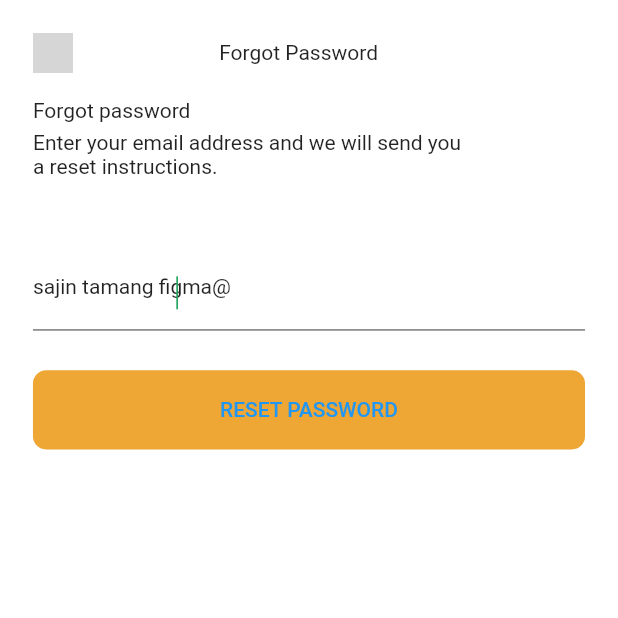
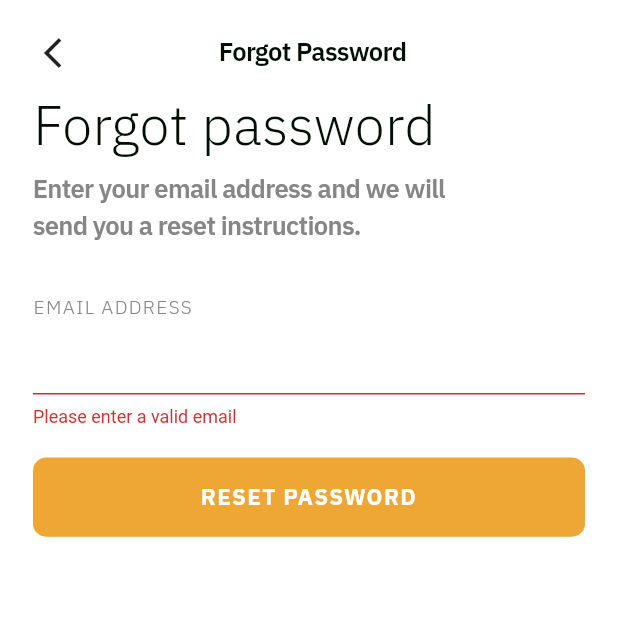
Before and after one commit to IslamWahied/food_order_app, a Flutter app: the ForgotPasswordScreen screen opened directly, after a tap on "RESET PASSWORD", on a phone screen of 412 x 824 dp, the top half of it. Run offline on Flutter 3.47's test engine with Material 2 defaults, Android fonts, the light colour scheme and no system bars; our stand-ins replace assets_audio_player, backdrop, badges, bloc, cloud_firestore, dartz and 23 more; missing offline and left inert: list_tile_switch; accounts and stored records are empty; grey boxes are pictures that could not be loaded.

Commit message:
comit 10

```diff
--- a/lib/core/services/services_locator.dart
+++ b/lib/core/services/services_locator.dart
@@ -25,7 +25,5 @@ class ServicesLocator {
     //
     // // Bloc
     // sl.registerFactory(() => ChatCubit(sl(),sl()));
-
-
   }
 }
--- a/lib/features/login/sign-in/presentation/screens/forgot-password.dart
+++ b/lib/features/login/sign-in/presentation/screens/forgot-password.dart
@@ -1,4 +1,7 @@
+import 'package:email_validator/email_validator.dart';
 import 'package:flutter/material.dart';
+import 'package:food_order_app/core/network/auth/user_auth.dart';
+import 'package:food_order_app/features/login/sign-in/presentation/screens/reset-email.dart';
 
 
 class ForgotPasswordScreen extends StatelessWidget {
@@ -6,10 +9,14 @@ class ForgotPasswordScreen extends StatelessWidget {
 
   @override
   Widget build(BuildContext context) {
+    TextEditingController restPasswordControl = TextEditingController();
+    final formKey = GlobalKey<FormState>();
     double baseWidth = 375;
     double fem = MediaQuery.of(context).size.width / baseWidth;
     double ffem = fem * 0.97;
     return SafeArea(
+      child: Form(
+        key: formKey,
         child: Scaffold(
           body: Container(
 
@@ -32,20 +39,26 @@ class ForgotPasswordScreen extends StatelessWidget {
                         margin: EdgeInsets.fromLTRB(20*fem, 20*fem, 89*fem, 0*fem),
                         width: 24*fem,
                         height: 24*fem,
-                      child: Image.asset(
-                        'assets/interface/images/icon-24-back-9dH.png',
-                        width: 24*fem,
-                        height: 24*fem,
-                      ),
+                        child:  const Icon(Icons.arrow_back_ios_new_outlined),
                       ),
                     ),
                     Center(
-                    // forgotpasswordGa3 (I5:438;4:1007)
+
                       child: Container(
                         margin: EdgeInsets.fromLTRB(0*fem, 20*fem, 0*fem, 0.5*fem),
                         child: Text(
                           'Forgot Password',
                           textAlign: TextAlign.center,
+                            style :  Theme.of(context)
+                                .textTheme
+                                .headline1
+                                ?.copyWith(
+                                fontSize: 16 * ffem,
+                                fontWeight: FontWeight.w600,
+                                  height: 1.5*ffem/fem,
+
+                                letterSpacing: -0.400000006*fem,
+                              color: const Color(0xff010f07)),
                           // style: SafeGoogleFont (
                           //   'Yu Gothic UI',
                           //   fontSize: 16*ffem,
@@ -67,16 +80,26 @@ class ForgotPasswordScreen extends StatelessWidget {
                     crossAxisAlignment: CrossAxisAlignment.center,
                     children: [
                       Container(
-                      // textgdm (5:439)
+
                         margin: EdgeInsets.fromLTRB(0*fem, 0*fem, 72*fem, 27.5*fem),
                         child: Column(
                           crossAxisAlignment: CrossAxisAlignment.start,
                           children: [
                             Container(
-                            // forgotpassword1R9 (5:440)
+
                               margin: EdgeInsets.fromLTRB(0*fem, 0*fem, 0*fem, 5*fem),
                               child: Text(
                                 'Forgot password',
+                                style :  Theme.of(context)
+                                    .textTheme
+                                    .headline1
+                                    ?.copyWith(
+                                    fontSize: 34*ffem,
+                                    fontWeight: FontWeight.w300,
+                                    height: 1.2352941176*ffem/fem,
+
+                                    letterSpacing: 0.2199999988*fem,
+                                    color: const Color(0xff010f07)),
                                 // style: SafeGoogleFont (
                                 //   'Yu Gothic UI',
                                 //   fontSize: 34*ffem,
@@ -88,12 +111,22 @@ class ForgotPasswordScreen extends StatelessWidget {
                               ),
                             ),
                             Container(
-                            // enteryouremailaddressandwewill (5:441)
+
                               constraints: BoxConstraints (
                                 maxWidth: 263*fem,
                               ),
                               child: Text(
                                 'Enter your email address and we will send you a reset instructions.',
+                                style :  Theme.of(context)
+                                    .textTheme
+                                    .headline1
+                                    ?.copyWith(
+                                    fontSize: 16 * ffem,
+                                    fontWeight: FontWeight.w600,
+                                    height: 1.5*ffem/fem,
+
+                                    letterSpacing: -0.400000006*fem,
+                                    color: const Color(0xff868686)),
                                 // style: SafeGoogleFont (
                                 //   'Yu Gothic UI',
                                 //   fontSize: 16*ffem,
@@ -107,41 +140,20 @@ class ForgotPasswordScreen extends StatelessWidget {
                           ],
                         ),
                       ),
-                    Container(
-                      // form2activePAo (5:443)
-                      margin: EdgeInsets.fromLTRB(0*fem, 0*fem, 0*fem, 24*fem),
-                      padding: EdgeInsets.fromLTRB(0*fem, 1*fem, 0*fem, 0*fem),
-                      width: double.infinity,
-                      height: 65*fem,
-                      decoration: BoxDecoration (
-                        color: Color(0xffffffff),
-                      ),
-                      child: Container(
-                        // form2activeVDq (I5:443;4:1297)
-                        width: double.infinity,
-                        height: double.infinity,
-                        child: Column(
+                      Column(
                         crossAxisAlignment: CrossAxisAlignment.start,
                         children: [
-                            Container(
-                              // autogroup5ncwESK (3tZrYE9wvgnZ34ENw45ncw)
-                              margin: EdgeInsets.fromLTRB(0*fem, 0*fem, 0*fem, 6*fem),
-                              padding: EdgeInsets.fromLTRB(0*fem, 1*fem, 0*fem, 1*fem),
-                              width: double.infinity,
-                              height: 24*fem,
-                              child: RichText(
-                                text: TextSpan(
-                                  // style: SafeGoogleFont (
-                                  //   'Yu Gothic UI',
-                                  //   fontSize: 12*ffem,
-                                  //   fontWeight: FontWeight.w300,
-                                  //   height: 1.6666666667*ffem/fem,
-                                  //   letterSpacing: 0.8000000119*fem,
-                                  //   color: Color(0xff868686),
-                                  // ),
-                                  children: [
-                                    TextSpan(
-                                      text: 'EMAIL ADDRES',
+                          Text(
+                             'EMAIL ADDRESS',
+                            style :  Theme.of(context)
+                                .textTheme
+                                .headline1
+                                ?.copyWith(
+                                fontSize: 12 * ffem,
+                                fontWeight: FontWeight.w300,
+                                height: 1.6666666667*ffem/fem,
+                                letterSpacing: 0.8000000119*fem,
+                                color: const Color(0xff868686)),
                             // style: SafeGoogleFont (
                             //   'Yu Gothic UI',
                             //   fontSize: 12*ffem,
@@ -151,38 +163,9 @@ class ForgotPasswordScreen extends StatelessWidget {
                             //   color: Color(0xff868686),
                             // ),
                           ),
-                                    TextSpan(
-                                      text: 'S',
-                                      // style: SafeGoogleFont (
-                                      //   'Yu Gothic UI',
-                                      //   fontSize: 12*ffem,
-                                      //   fontWeight: FontWeight.w300,
-                                      //   height: 1.6666666667*ffem/fem,
-                                      //   letterSpacing: 0.8000000119*fem,
-                                      //   color: Color(0xff868686),
-                                      // ),
-                                    ),
-                                  ],
-                                ),
-                              ),
-                            ),
-                            Container(
-                              // autogroupvy6kNaT (3tZrcyX36qrTrb7UZ4vY6K)
-                              margin: EdgeInsets.fromLTRB(0*fem, 0*fem, 0*fem, 9*fem),
-                              width: 136*fem,
-                              height: 24*fem,
-                              child: Stack(
-                                children: [
-                                  Positioned(
-                                    // wahab2k19awR (I5:443;4:1300)
-                                    left: 0*fem,
-                                    top: 0*fem,
-                                    child: Align(
-                                      child: SizedBox(
-                                        width: 136*fem,
-                                        height: 24*fem,
-                                        child: Text(
-                                          'sajin tamang figma@',
+                          TextFormField(
+                            controller: restPasswordControl,
+                            validator: (value) => EmailValidator.validate(value!) ? null : "Please enter a valid email",
                             // style: SafeGoogleFont (
                             //   'Yu Gothic UI',
                             //   fontSize: 16*ffem,
@@ -192,47 +175,25 @@ class ForgotPasswordScreen extends StatelessWidget {
                             //   color: Color(0xff010f07),
                             // ),
                           ),
-                                      ),
-                                    ),
-                                  ),
-                                  Positioned(
-                                    // rectanglefCB (I5:443;4:1301)
-                                    left: 87*fem,
-                                    top: 1*fem,
-                                    child: Align(
-                                      child: SizedBox(
-                                        width: 1*fem,
-                                        height: 20*fem,
-                                        child: Container(
-                                          decoration: BoxDecoration (
-                                            color: Color(0xff22a45d),
-                                          ),
-                                        ),
-                                      ),
-                                    ),
-                                  ),
+
+
                         ],
                       ),
-                            ),
-                            Container(
-                              // dividernGo (I5:443;4:1298)
-                              width: double.infinity,
-                              height: 1*fem,
-                              decoration: BoxDecoration (
-                                color: Color(0xff868686),
-                              ),
-                            ),
-                          ],
-                        ),
-                      ),
-                    ),
+                      const SizedBox(height: 20,),
                       TextButton(
-                      // ctaprimarymeX (5:580)
+
                         onPressed: () {
-                        // Navigator.push(
-                        //   context,
-                        //   MaterialPageRoute(builder: (context) => resetEmail()),
-                        // );
+    if (formKey.currentState!.validate()) {
+      UserAuth  userAuth = UserAuth();
+
+      // userAuth.registerWithEmailAndPassword("islamch.20102@gmail.com", "Glc@123456789");
+      userAuth.sendPasswordResetEmail(restPasswordControl.text);
+      Navigator.push(
+        context,
+        MaterialPageRoute(builder: (context) =>   ResetEmailScreen(resentEmail: restPasswordControl.text,)),
+      );
+    }
+
                         },
                         style: TextButton.styleFrom (
                           padding: EdgeInsets.zero,
@@ -241,14 +202,23 @@ class ForgotPasswordScreen extends StatelessWidget {
                           width: double.infinity,
                           height: 48*fem,
                           decoration: BoxDecoration (
-                          color: Color(0xffeea634),
+                            color: const Color(0xffeea634),
                             borderRadius: BorderRadius.circular(8*fem),
                           ),
-                        child: Center(
                           child: Center(
                             child: Text(
                               'RESET PASSWORD',
                               textAlign: TextAlign.center,
+                              style :  Theme.of(context)
+                                  .textTheme
+                                  .headline1
+                                  ?.copyWith(
+                                  fontSize: 14 * ffem,
+                                  fontWeight: FontWeight.w700,
+                                  height: 1.7142857143*ffem/fem,
+
+                                  letterSpacing:0.8000000119*fem,
+                                  color: const Color(0xffffffff)),
                               // style: SafeGoogleFont (
                               //   'Yu Gothic UI',
                               //   fontSize: 14*ffem,
@@ -261,7 +231,6 @@ class ForgotPasswordScreen extends StatelessWidget {
                           ),
                         ),
                       ),
-                    ),
                     ],
                   ),
                 ),
@@ -270,6 +239,7 @@ class ForgotPasswordScreen extends StatelessWidget {
             ),
           ),
         ),
+      ),
     );
   }
 }
--- a/pubspec.yaml
+++ b/pubspec.yaml
@@ -20,6 +20,7 @@ version: 1.0.0+1
 
 environment:
   sdk: '>=3.1.1 <4.0.0'
+
 
 # Dependencies specify other packages that your package needs in order to work.
 # To automatically upgrade your package dependencies to the latest versions
@@ -83,6 +84,7 @@ dependencies:
 
   google_sign_in: ^6.1.5
   local_auth: ^2.1.7
+  email_validator: ^2.1.17
 
 
 
```
Also changed, not shown: lib/features/login/sign-in/presentation/screens/reset-email.dart (+65 -60 lines), lib/features/login/sign-in/presentation/screens/sign-in.dart (+29 -5 lines), lib/features/login/sign-up/presentation/screens/sign-up.dart (+140 -161 lines), pubspec.lock (deleted). Lines whose indentation alone changed are shown as unchanged.
